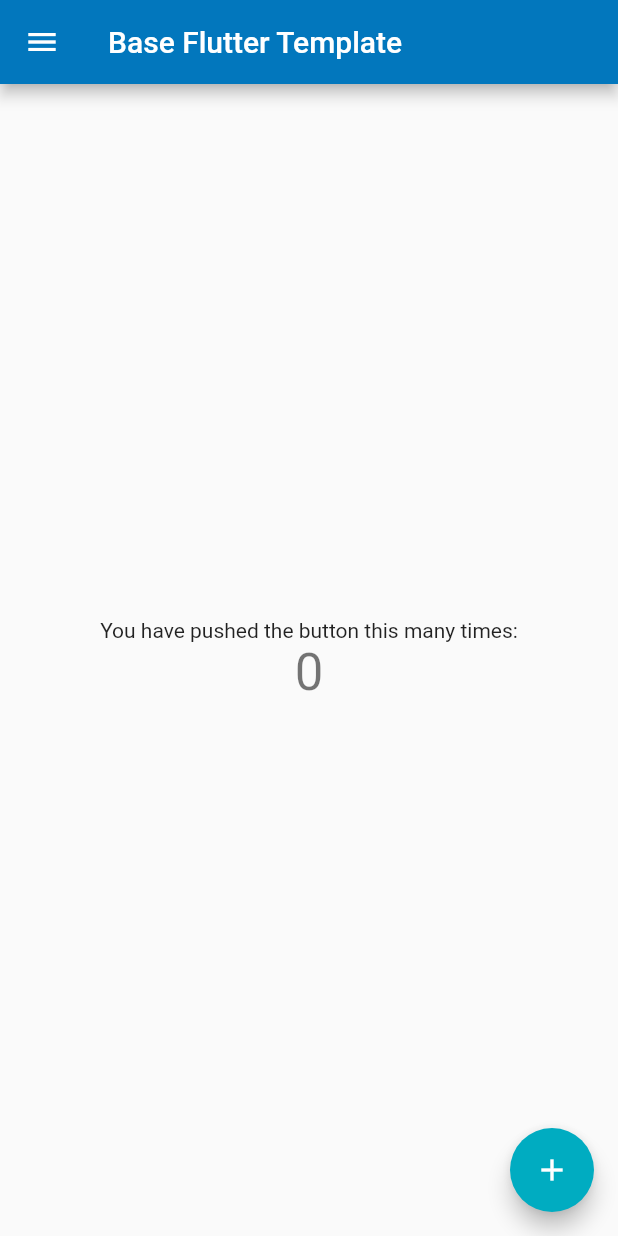
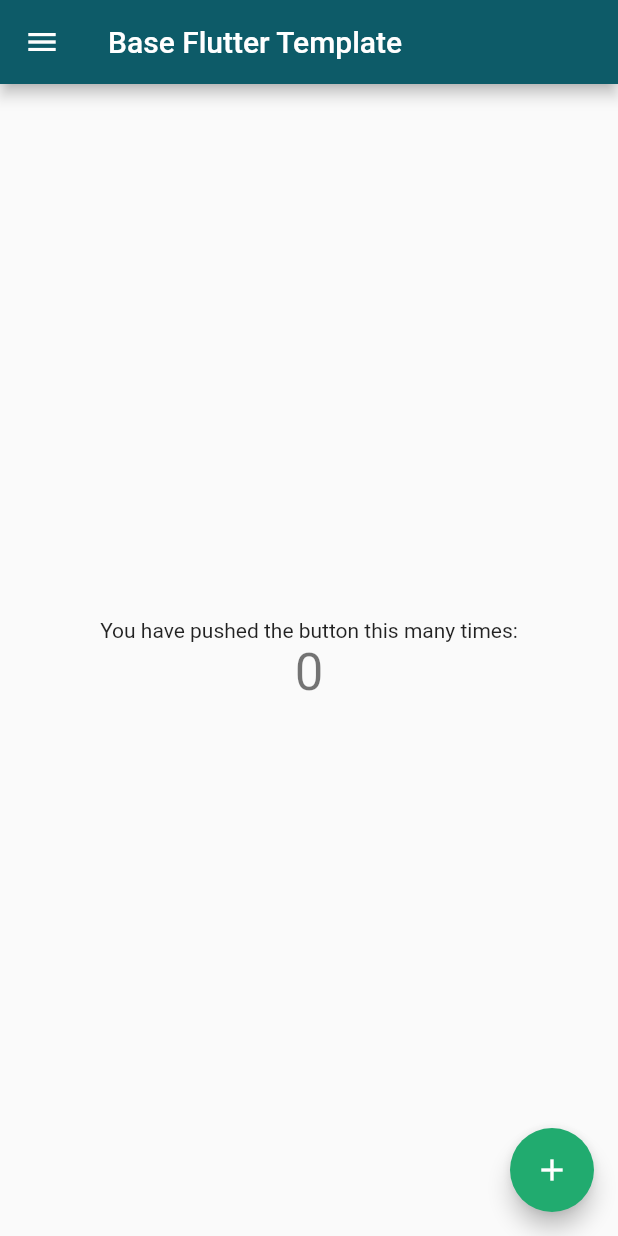
Before and after one commit to pedrozopayares/Base-Flutter-Template, a Flutter app: the screen it shows after launch, on a phone screen of 412 x 824 dp. Run offline on Flutter 3.47's test engine with Material 2 defaults, Android fonts, the phone set to English and light mode, and no system bars; our stand-ins replace google_fonts; Roboto replaces fonts that are missing (Hind).

Commit message:
Primary and accent color selected.

```diff
--- a/lib/main.dart
+++ b/lib/main.dart
@@ -25,8 +25,8 @@ class MyApp extends StatelessWidget {
         // This is the theme of your application.
         primarySwatch: Colors.green,
         brightness: Brightness.light,
-        primaryColor: Colors.lightBlue[800],
-        accentColor: Colors.cyan[600],
+        primaryColor: Color.fromARGB(255, 13, 91, 104),
+        accentColor: Color.fromARGB(255, 33, 171, 111),
         fontFamily: 'Roboto',
         // Define the default TextTheme. Use this to specify the default
         // text styling for headlines, titles, bodies of text, and more.
```
